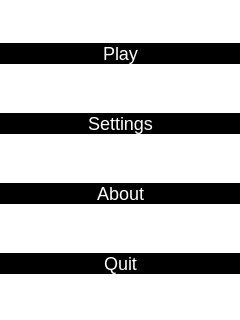
The window that mainMenuFrame.ui (rochford/cutefootball) describes before a commit, drawn with Qt 5.
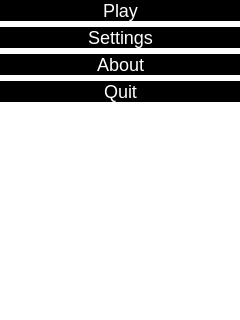
The same window after the commit.

Diff of the .ui file:
```diff
--- a/mainMenuFrame.ui
+++ b/mainMenuFrame.ui
@@ -88,6 +88,19 @@
       </property>
      </widget>
     </item>
+    <item>
+     <spacer name="verticalSpacer">
+      <property name="orientation">
+       <enum>Qt::Vertical</enum>
+      </property>
+      <property name="sizeHint" stdset="0">
+       <size>
+        <width>20</width>
+        <height>40</height>
+       </size>
+      </property>
+     </spacer>
+    </item>
    </layout>
   </widget>
   <action name="actionNewGame">
```
